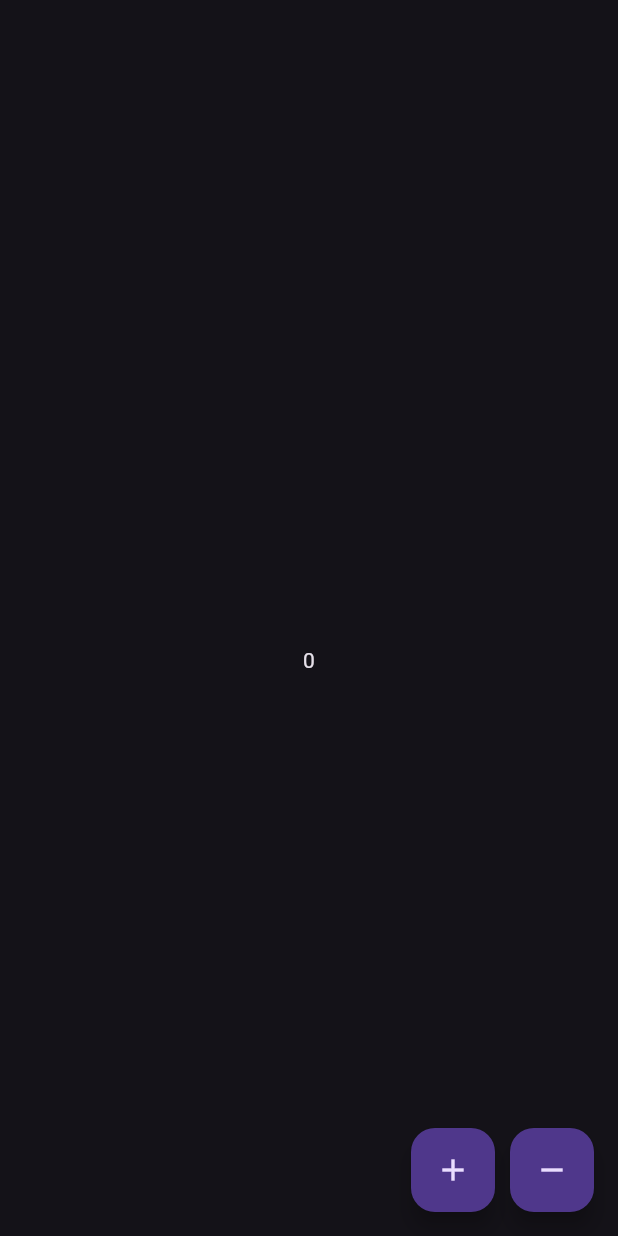
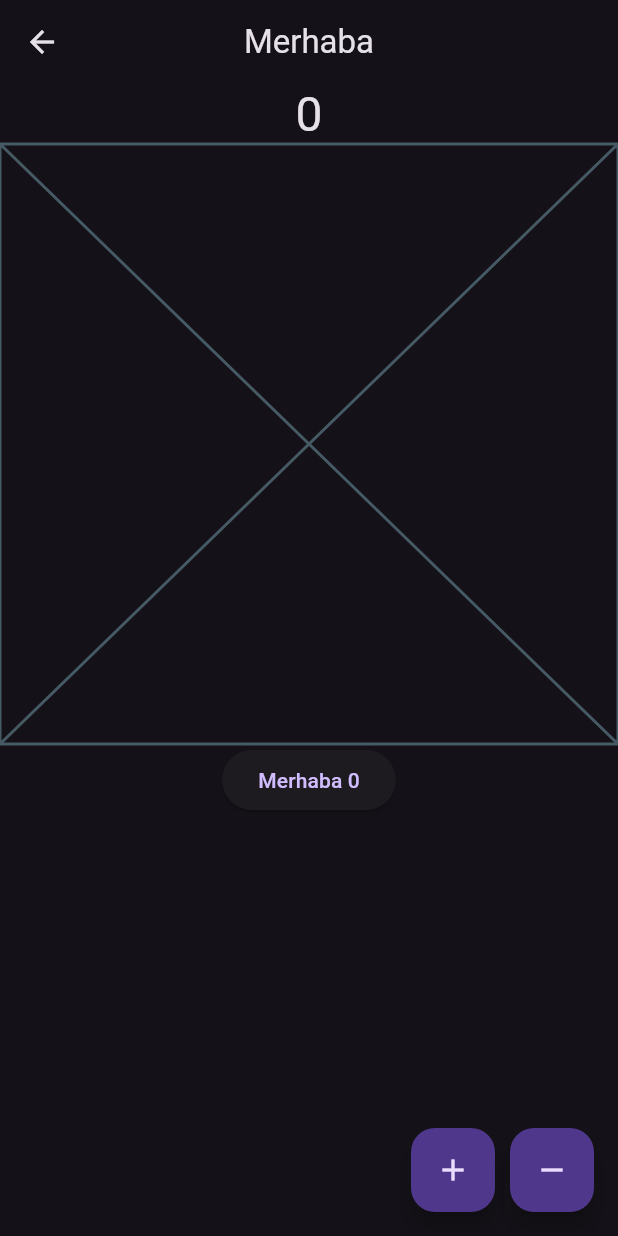
Before and after one commit to OnderUlasKilic/Flutter-Full-Learn, a Flutter app: the StatefullLearn screen opened directly, on a phone screen of 412 x 824 dp. Run offline on Flutter 3.47's test engine with Material 3 defaults, Android fonts, the phone set to English and light mode, and no system bars; network calls fail.

```diff
--- a/lib/101/statefull_learn.dart
+++ b/lib/101/statefull_learn.dart
@@ -1,4 +1,6 @@
 import 'package:flutter/material.dart';
+import 'package:flutter_full_learn/product/counter_hello_button.dart';
+import 'package:flutter_full_learn/product/language/language_items.dart';
 
 class StatefullLearn extends StatefulWidget {
   const StatefullLearn({super.key});
@@ -8,16 +10,16 @@ class StatefullLearn extends StatefulWidget {
 }
 
 class _StatefullLearnState extends State<StatefullLearn> {
-  int countValue = 0;
+  int _countValue = 0;
 
-  void incrementValue() => setState(() => countValue = countValue + 1);
+  void incrementValue() => setState(() => _countValue = _countValue + 1);
 
-  void deincrementValue() => setState(() => countValue = countValue - 1);
+  void deincrementValue() => setState(() => _countValue = _countValue - 1);
 
   @override
   Widget build(BuildContext context) {
     return Scaffold(
-      appBar: AppBar(),
+      appBar: AppBar(title: const Text(LanguageItems.wellcomeTitle)),
       floatingActionButton: Row(
         mainAxisSize: MainAxisSize.min,
         children: [
@@ -32,10 +34,17 @@ class _StatefullLearnState extends State<StatefullLearn> {
           ),
         ],
       ),
-      body: Center(
-        child: Text(
-          "$countValue",
-        ),
+      body: Column(
+        children: [
+          Center(
+            child: Text(
+              "$_countValue",
+              style: Theme.of(context).textTheme.headlineLarge,
+            ),
+          ),
+          const Placeholder(),
+          const CounterHelloButton(),
+        ],
       ),
     );
   }
@@ -50,6 +59,7 @@ class _IncrementButton extends StatelessWidget {
 
   @override
   Widget build(BuildContext context) {
+    print("burda");
     return FloatingActionButton(
       onPressed: onPressed,
       child: const Icon(
--- a/lib/main.dart
+++ b/lib/main.dart
@@ -14,6 +14,7 @@ import 'package:flutter_full_learn/101/image_learn.dart';
 import 'package:flutter_full_learn/101/indicator_learn.dart';
 import 'package:flutter_full_learn/101/list_tile_learn.dart';
 import 'package:flutter_full_learn/101/padding_learn.dart';
+import 'package:flutter_full_learn/101/page_view_learn.dart';
 import 'package:flutter_full_learn/101/scaffold_learn.dart';
 import 'package:flutter_full_learn/101/stack_learn.dart';
 import 'package:flutter_full_learn/101/statefull_learn.dart';
@@ -54,7 +55,7 @@ class MyApp extends StatelessWidget {
             backgroundColor: Colors.transparent,
             elevation: 0,
           )),
-      home: const StatefullLearn(),
+      home: const PageViewLearn(),
     );
   }
 }
--- /dev/null
+++ b/lib/product/counter_hello_button.dart
@@ -0,0 +1,32 @@
+// ignore_for_file: unused_import
+
+import 'package:flutter/material.dart';
+
+class CounterHelloButton extends StatefulWidget {
+  const CounterHelloButton({super.key});
+
+  @override
+  State<CounterHelloButton> createState() => _CounterHelloButtonState();
+}
+
+class _CounterHelloButtonState extends State<CounterHelloButton> {
+  int _counterCustom = 0;
+  final String _wellcomeTitle = "Merhaba";
+  void _updateCounter() {
+    setState(() {
+      ++_counterCustom;
+    });
+  }
+
+  @override
+  Widget build(BuildContext context) {
+    return ElevatedButton(
+      onPressed: () {
+        setState(() {
+          ++_counterCustom;
+        });
+      },
+      child: Text("$_wellcomeTitle $_counterCustom"),
+    );
+  }
+}
--- /dev/null
+++ b/lib/product/language/language_items.dart
@@ -0,0 +1,3 @@
+class LanguageItems {
+  static const wellcomeTitle = "Merhaba";
+}
```
Also changed, not shown: lib/101/page_view_learn.dart (added, +75 -0 lines).
